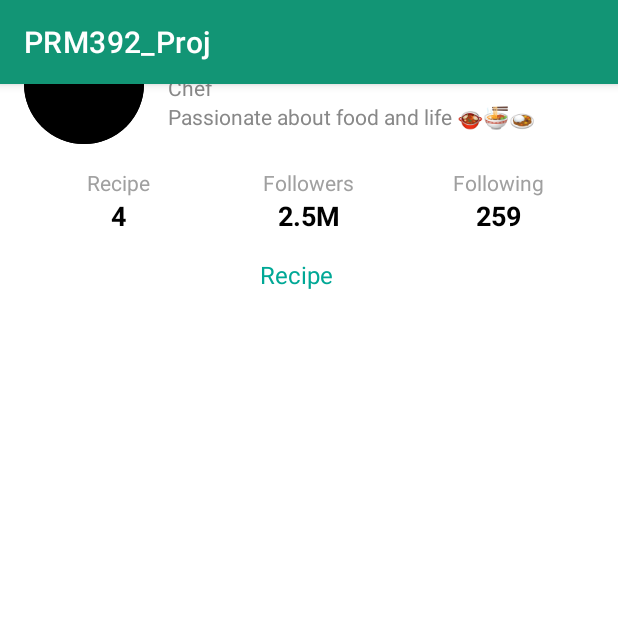
After one commit to potasium142/prm392_proj, an Android app: the UserProfileActitvity screen opened directly, with no data from a screen before it, on a phone screen of 412 x 824 dp, the top half of it. The commit adds this screen. Run offline under Robolectric (Android 15) with nearby library versions, the phone set to English and light mode, and no system bars.

Commit message:
Keno commit user profile screen activity

```diff
--- a/app/src/main/java/com/example/prm392_proj/activities/TestScreenActivity.java
+++ b/app/src/main/java/com/example/prm392_proj/activities/TestScreenActivity.java
@@ -36,5 +36,9 @@ public class TestScreenActivity extends AppCompatActivity {
         var signInJumpBtn = findViewById(R.id.signInJump);
         var signInJumpIntent = new Intent(this, SignInActivity.class);
         signInJumpBtn.setOnClickListener(v -> startActivity(signInJumpIntent));
+
+        var userProfileJumpBtn = findViewById(R.id.userProfileJump);
+        var userProfileJumpIntent = new Intent(this, UserProfileActitvity.class);
+        userProfileJumpBtn.setOnClickListener(v -> startActivity(userProfileJumpIntent));
     }
 }
--- /dev/null
+++ b/app/src/main/java/com/example/prm392_proj/activities/UserProfileActitvity.java
@@ -0,0 +1,29 @@
+package com.example.prm392_proj.activities;
+
+import android.os.Bundle;
+
+import androidx.activity.EdgeToEdge;
+import androidx.appcompat.app.AppCompatActivity;
+import androidx.core.graphics.Insets;
+import androidx.core.view.ViewCompat;
+import androidx.core.view.WindowInsetsCompat;
+import androidx.recyclerview.widget.LinearLayoutManager;
+import androidx.recyclerview.widget.RecyclerView;
+
+import com.example.prm392_proj.R;
+
+import java.util.List;
+
+import entities.models.RecipeEntity;
+
+public class UserProfileActitvity extends AppCompatActivity {
+
+    @Override
+    protected void onCreate(Bundle savedInstanceState) {
+        super.onCreate(savedInstanceState);
+        EdgeToEdge.enable(this);
+        setContentView(R.layout.activity_user_profile_actitvity);
+        RecyclerView recyclerView = findViewById(R.id.recipe_list);
+        recyclerView.setLayoutManager(new LinearLayoutManager(this));
+    }
+}
--- /dev/null
+++ b/app/src/main/res/drawable/circle_avatar.xml
@@ -0,0 +1,5 @@
+<shape xmlns:android="http://schemas.android.com/apk/res/android"
+    android:shape="oval">
+    <solid android:color="@color/black"/>
+    <size android:width="100dp" android:height="100dp"/> <!-- Kích thước của hình tròn -->
+</shape>
--- /dev/null
+++ b/app/src/main/res/drawable/menu_icon.xml
@@ -0,0 +1,5 @@
+<vector xmlns:android="http://schemas.android.com/apk/res/android" android:height="24dp" android:tint="#000000" android:viewportHeight="24" android:viewportWidth="24" android:width="24dp">
+
+    <path android:fillColor="@android:color/white" android:pathData="M3,18h18v-2L3,16v2zM3,13h18v-2L3,11v2zM3,6v2h18L21,6L3,6z"/>
+
+</vector>
--- /dev/null
+++ b/app/src/main/res/drawable/rating_star.xml
@@ -0,0 +1,5 @@
+<vector xmlns:android="http://schemas.android.com/apk/res/android" android:height="20dp" android:tint="#E0AD1B" android:viewportHeight="24" android:viewportWidth="24" android:width="20dp">
+
+    <path android:fillColor="@android:color/white" android:pathData="M14.43,10l-2.43,-8l-2.43,8l-7.57,0l6.18,4.41l-2.35,7.59l6.17,-4.69l6.18,4.69l-2.35,-7.59l6.17,-4.41z"/>
+
+</vector>
--- /dev/null
+++ b/app/src/main/res/layout/activity_user_profile_actitvity.xml
@@ -0,0 +1,171 @@
+<?xml version="1.0" encoding="utf-8"?>
+<androidx.constraintlayout.widget.ConstraintLayout xmlns:android="http://schemas.android.com/apk/res/android"
+    xmlns:app="http://schemas.android.com/apk/res-auto"
+    xmlns:tools="http://schemas.android.com/tools"
+    android:id="@+id/main"
+    android:layout_width="match_parent"
+    android:layout_height="match_parent"
+    tools:context=".activities.UserProfileActitvity">
+
+    <ScrollView
+        android:layout_width="match_parent"
+        android:layout_height="match_parent"
+        android:padding="16dp">
+
+        <LinearLayout
+            android:layout_width="match_parent"
+            android:layout_height="wrap_content"
+            android:orientation="vertical">
+
+            <!-- Profile Header -->
+            <LinearLayout
+                android:layout_width="match_parent"
+                android:layout_height="wrap_content"
+                android:orientation="horizontal"
+                android:gravity="center_vertical">
+
+                <ImageView
+                    android:id="@+id/avatar"
+                    android:layout_width="80dp"
+                    android:layout_height="80dp"
+                    android:src="@drawable/circle_avatar"
+                    android:layout_marginEnd="16dp"
+                    android:background="@drawable/circle_avatar" />
+
+                <LinearLayout
+                    android:layout_width="0dp"
+                    android:layout_height="wrap_content"
+                    android:layout_weight="1"
+                    android:orientation="vertical">
+
+                    <TextView
+                        android:id="@+id/profile_name"
+                        android:layout_width="wrap_content"
+                        android:layout_height="wrap_content"
+                        android:text="Afuwape Abiodun"
+                        android:textSize="18sp"
+                        android:textStyle="bold" />
+
+                    <TextView
+                        android:id="@+id/profile_role"
+                        android:layout_width="wrap_content"
+                        android:layout_height="wrap_content"
+                        android:text="Chef"
+                        android:textSize="14sp"
+                        android:textColor="#888888" />
+
+                    <TextView
+                        android:id="@+id/profile_description"
+                        android:layout_width="wrap_content"
+                        android:layout_height="wrap_content"
+                        android:text="Passionate about food and life 🍲🍜🍛"
+                        android:textSize="14sp"
+                        android:textColor="#888888" />
+                </LinearLayout>
+            </LinearLayout>
+
+            <!-- Stats -->
+            <LinearLayout
+                android:layout_width="match_parent"
+                android:layout_height="wrap_content"
+                android:orientation="horizontal"
+                android:gravity="center"
+                android:layout_marginTop="16dp">
+
+                <LinearLayout
+                    android:layout_width="0dp"
+                    android:layout_height="wrap_content"
+                    android:layout_weight="1"
+                    android:orientation="vertical"
+                    android:gravity="center">
+
+                    <TextView
+                        android:layout_width="wrap_content"
+                        android:layout_height="wrap_content"
+                        android:text="Recipe"
+                        android:textColor="#A0A0A0"
+                        android:textSize="14sp" />
+
+                    <TextView
+                        android:layout_width="wrap_content"
+                        android:layout_height="wrap_content"
+                        android:text="4"
+                        android:textColor="#000000"
+                        android:textSize="18sp"
+                        android:textStyle="bold" />
+                </LinearLayout>
+
+                <LinearLayout
+                    android:layout_width="0dp"
+                    android:layout_height="wrap_content"
+                    android:layout_weight="1"
+                    android:orientation="vertical"
+                    android:gravity="center">
+
+                    <TextView
+                        android:layout_width="wrap_content"
+                        android:layout_height="wrap_content"
+                        android:text="Followers"
+                        android:textColor="#A0A0A0"
+                        android:textSize="14sp" />
+
+                    <TextView
+                        android:layout_width="wrap_content"
+                        android:layout_height="wrap_content"
+                        android:text="2.5M"
+                        android:textColor="#000000"
+                        android:textSize="18sp"
+                        android:textStyle="bold" />
+                </LinearLayout>
+
+                <LinearLayout
+                    android:layout_width="0dp"
+                    android:layout_height="wrap_content"
+                    android:layout_weight="1"
+                    android:orientation="vertical"
+                    android:gravity="center">
+
+                    <TextView
+                        android:layout_width="wrap_content"
+                        android:layout_height="wrap_content"
+                        android:text="Following"
+                        android:textColor="#A0A0A0"
+                        android:textSize="14sp" />
+
+                    <TextView
+                        android:layout_width="wrap_content"
+                        android:layout_height="wrap_content"
+                        android:text="259"
+                        android:textColor="#000000"
+                        android:textSize="18sp"
+                        android:textStyle="bold" />
+                </LinearLayout>
+            </LinearLayout>
+
+            <!-- Tabs -->
+            <LinearLayout
+                android:layout_width="match_parent"
+                android:layout_height="wrap_content"
+                android:orientation="horizontal"
+                android:gravity="center"
+                android:layout_marginTop="16dp">
+
+                <TextView
+                    android:layout_width="wrap_content"
+                    android:layout_height="wrap_content"
+                    android:text="Recipe"
+                    android:textColor="#00A896"
+                    android:textSize="16sp"
+                    android:layout_marginEnd="16dp" />
+
+            </LinearLayout>
+
+            <!-- Recipe List -->
+            <androidx.recyclerview.widget.RecyclerView
+                android:layout_width="wrap_content"
+                android:layout_height="wrap_content"
+                android:id="@+id/recipe_list"/>
+
+        </LinearLayout>
+    </ScrollView>
+</androidx.constraintlayout.widget.ConstraintLayout>
```
Also changed, not shown: app/src/main/AndroidManifest.xml (+9 -4 lines), app/src/main/res/drawable/rating_background.xml (added, +9 -0 lines), app/src/main/res/layout/activity_test_screen.xml (+13 -1 lines), app/src/main/res/layout/recipe_item.xml (added, +64 -0 lines).
